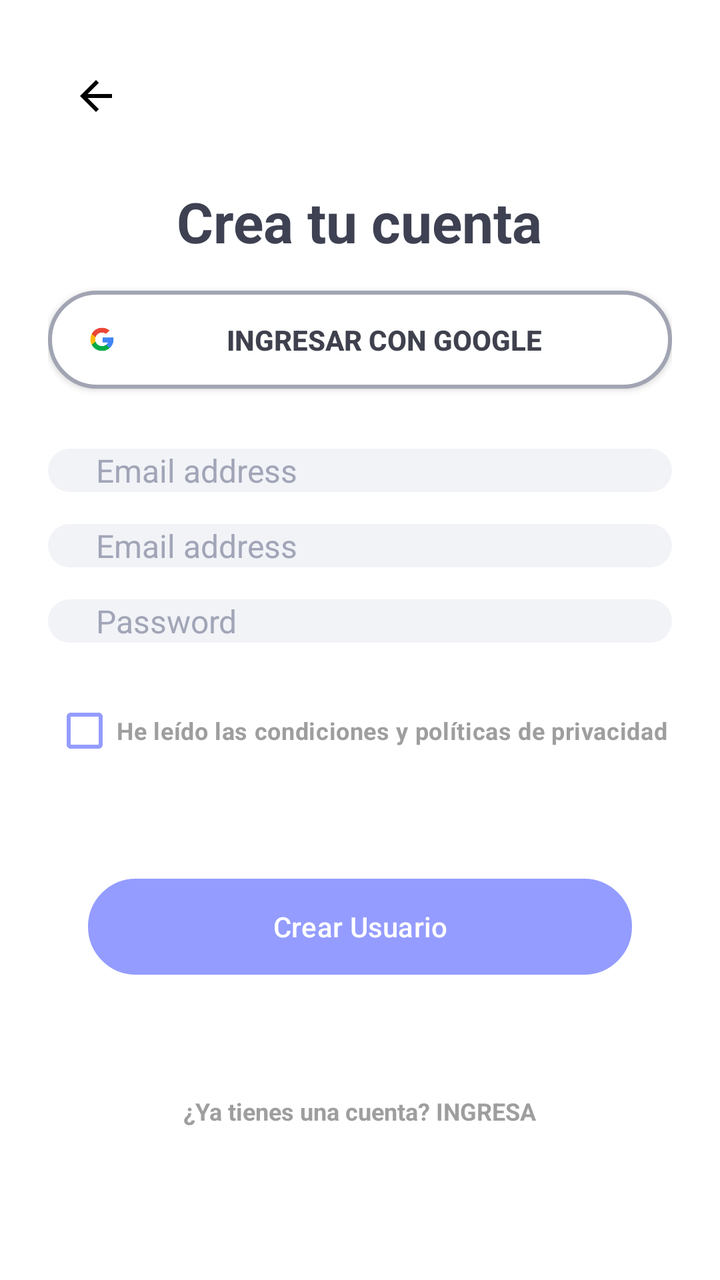
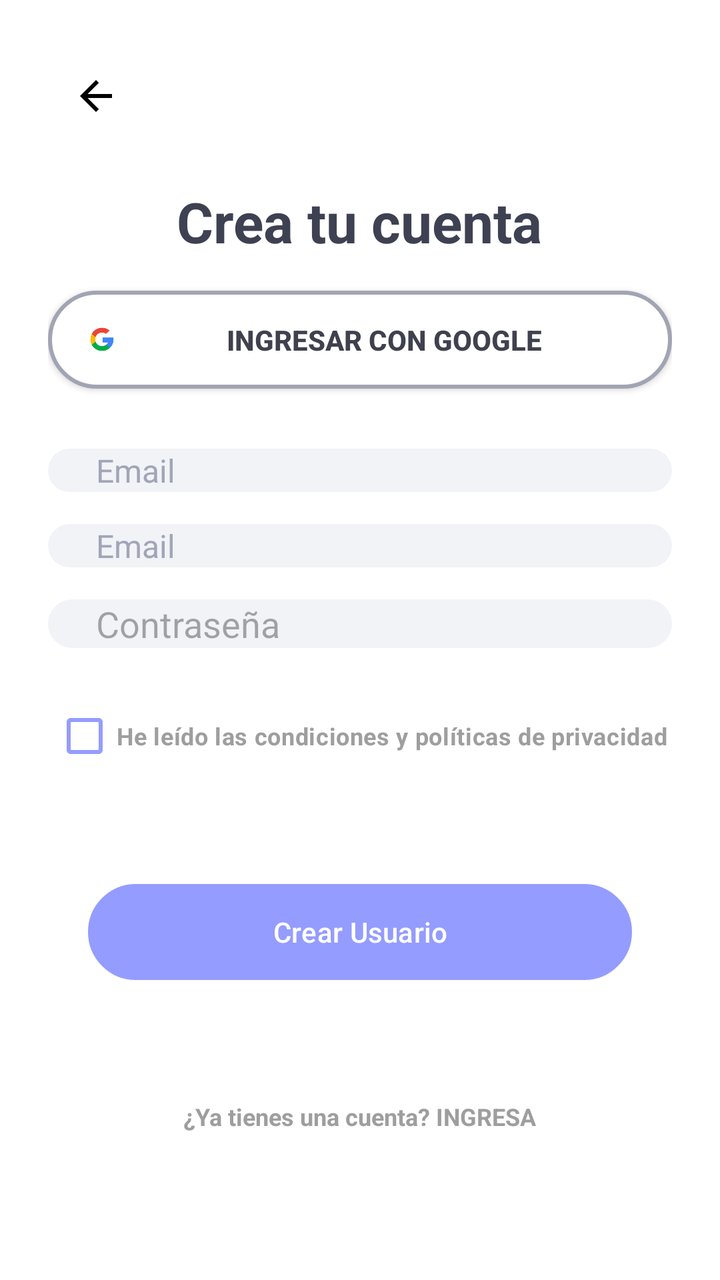

Two renders of the same Android screen: before a commit and after it. Below are the layout's source before the change and the commit's diff.
<!-- AndroidManifest.xml: application theme Theme.ClubDeportivoDAM -->
<!-- res/layout/activity_create_account.xml -->
<?xml version="1.0" encoding="utf-8"?>
<LinearLayout
    xmlns:android="http://schemas.android.com/apk/res/android"
    android:layout_width="match_parent"
    android:layout_height="match_parent"
    android:orientation="vertical"
    android:gravity="center_horizontal"
    android:padding="24dp"
    android:background="#FFFFFF">

    <ImageButton
        android:id="@+id/btnBack"
        android:layout_width="48dp"
        android:layout_height="48dp"
        android:layout_gravity="start"
        android:background="?attr/selectableItemBackgroundBorderless"
        android:src="@drawable/ic_arrow_back" />

    <TextView
        android:layout_width="wrap_content"
        android:layout_height="wrap_content"
        android:layout_marginTop="20dp"
        android:text="Crea tu cuenta"
        android:textColor="#3E4152"
        android:textSize="28sp"
        android:textStyle="bold" />

    <include
        android:id="@+id/btnGoogle"
        layout="@layout/view_boton_ingreso_google"
        android:layout_width="match_parent"
        android:layout_height="wrap_content"
        android:layout_marginTop="16dp"
        android:layout_marginBottom="30dp"/>

    <include
        android:id="@+id/etEmail1"
        layout="@drawable/input_espacio"
        android:layout_width="match_parent"
        android:layout_height="wrap_content" />

    <include
        android:id="@+id/etEmail2"
        layout="@drawable/input_espacio"
        android:layout_width="match_parent"
        android:layout_height="wrap_content"
        android:layout_marginTop="16dp"/>

    <include
        android:id="@+id/etPassword"
        layout="@drawable/input_espacio_p"
        android:layout_width="match_parent"
        android:layout_height="wrap_content"
        android:layout_marginTop="16dp" />

    <CheckBox
        android:id="@+id/checkPoliticas"
        android:layout_width="wrap_content"
        android:layout_height="wrap_content"
        android:layout_marginVertical="20dp"
        android:text="He leído las condiciones y políticas de privacidad"
        android:textColor="#9E9E9E"
        android:textSize="12sp"
        android:textStyle="bold"
        android:buttonTint="#949CFF" />

    <include
        android:id="@+id/btnLogin"
        layout="@layout/view_boton_crear_cuenta"
        android:layout_width="match_parent"
        android:layout_height="wrap_content"
        android:layout_marginHorizontal="20dp"
        android:layout_marginVertical="30dp"/>

    <TextView
        android:layout_width="wrap_content"
        android:layout_height="wrap_content"
        android:layout_marginVertical="30dp"
        android:text="¿Ya tienes una cuenta? INGRESA"
        android:textColor="#9E9E9E"
        android:textSize="12sp"
        android:textStyle="bold" />

</LinearLayout>
<!-- res/layout/view_boton_ingreso_google.xml (included above) -->
<androidx.appcompat.widget.AppCompatButton
    xmlns:android="http://schemas.android.com/apk/res/android"

android:id="@+id/btnInternalSocial"
android:layout_width="match_parent"
android:layout_height="60dp"
android:background="@drawable/boton_redondeado"
android:drawableStart="@drawable/google_redimension"
android:drawablePadding="10dp"
android:paddingHorizontal="20dp"
    android:paddingVertical="15dp"
android:text="INGRESAR CON GOOGLE"
android:textAllCaps="true"
android:textColor="#3F414E"
android:textSize="14sp"
android:textStyle="bold"
    />
<!-- res/layout/view_boton_crear_cuenta.xml (included above) -->
<?xml version="1.0" encoding="utf-8"?>
<Button xmlns:android="http://schemas.android.com/apk/res/android"
    xmlns:app="http://schemas.android.com/apk/res-auto"
    android:id="@+id/btnIngreso"
    android:background="@drawable/boton_redondeado"
    android:layout_width="match_parent"
    android:layout_height="60dp"
    android:backgroundTint="#949CFF"
    android:text="Crear Usuario"
    android:textColor="#FFFFFF"
    app:cornerRadius="30dp" />
<!-- resources referenced by this layout -->
<resources>
  <!-- drawable boton_redondeado (drawable) -->
  <shape xmlns:android="http://schemas.android.com/apk/res/android">
      <solid android:color="#FFFFFF" />
  
      <stroke
          android:width="2dp"
          android:color="#A1A4B2" /> <corners android:radius="30dp" />
  </shape>
  <!-- drawable google_redimension (drawable) -->
  <?xml version="1.0" encoding="utf-8"?>
  <layer-list xmlns:android="http://schemas.android.com/apk/res/android">
      <item
          android:drawable="@drawable/google_logo"
          android:width="14dp"
          android:height="14dp" />
  </layer-list>
  <!-- drawable ic_arrow_back (drawable) -->
  <vector xmlns:android="http://schemas.android.com/apk/res/android" android:autoMirrored="true" android:height="24dp" android:tint="#000000" android:viewportHeight="960" android:viewportWidth="960" android:width="24dp">
        
      <path android:fillColor="@android:color/white" android:pathData="M313,520L537,744L480,800L160,480L480,160L537,216L313,440L800,440L800,520L313,520Z"/>
      
  </vector>
  <!-- drawable input_espacio (drawable) -->
  <?xml version="1.0" encoding="utf-8"?>
  <EditText
      xmlns:android="http://schemas.android.com/apk/res/android"
      android:id="@+id/etEmail"
      android:layout_width="match_parent"
      android:layout_height="60dp"
      android:layout_marginHorizontal="20dp"
      android:layout_marginTop="10dp"
      android:layout_marginBottom="10dp"
  
      android:background="@drawable/input_field"
  
      android:paddingHorizontal="24dp"
      android:hint="Email address"
      android:textColorHint="#A1A5B7"
      android:textColor="#3E4152"
      android:textSize="16sp"
  
      android:inputType="textEmailAddress"
      android:maxLines="2"
      android:singleLine="true" />
  <!-- drawable input_espacio_p (drawable) -->
  <?xml version="1.0" encoding="utf-8"?>
  <EditText
      xmlns:android="http://schemas.android.com/apk/res/android"
      android:id="@+id/etEmail"
      android:layout_width="match_parent"
      android:layout_height="60dp"
      android:layout_marginHorizontal="20dp"
      android:layout_marginTop="10dp"
      android:layout_marginBottom="10dp"
  
      android:background="@drawable/input_field"
  
      android:paddingHorizontal="24dp"
      android:hint="Password"
      android:textColorHint="#A1A5B7"
      android:textColor="#3E4152"
      android:textSize="16sp"
  
      android:inputType="textEmailAddress"
      android:maxLines="2"
      android:singleLine="true" />
  <style name="Theme.ClubDeportivoDAM" parent="Base.Theme.ClubDeportivoDAM" />
  <!-- drawable google_logo: webp bitmap (drawable, 4086 bytes) -->
  <!-- drawable input_field (drawable) -->
  <?xml version="1.0" encoding="utf-8"?>
  <shape xmlns:android="http://schemas.android.com/apk/res/android">
      <solid android:color="#F2F3F7" /> <corners android:radius="30dp" />
  </shape>
  <style name="Base.Theme.ClubDeportivoDAM" parent="Theme.Material3.DayNight.NoActionBar">
          
          
      </style>
</resources>

<!-- the commit's change to res/layout/activity_create_account.xml (unified diff, before → after) -->
@@ -35,20 +35,20 @@
 
     <include
         android:id="@+id/etEmail1"
-        layout="@drawable/input_espacio"
+        layout="@layout/input_espacio"
         android:layout_width="match_parent"
         android:layout_height="wrap_content" />
 
     <include
         android:id="@+id/etEmail2"
-        layout="@drawable/input_espacio"
+        layout="@layout/input_espacio"
         android:layout_width="match_parent"
         android:layout_height="wrap_content"
         android:layout_marginTop="16dp"/>
 
     <include
         android:id="@+id/etPassword"
-        layout="@drawable/input_espacio_p"
+        layout="@layout/input_espacio_p"
         android:layout_width="match_parent"
         android:layout_height="wrap_content"
         android:layout_marginTop="16dp" />
@@ -100,6 +100,37 @@ android:textColor="#3F414E"
 android:textSize="14sp"
 android:textStyle="bold"
     />
+<!-- res/layout/input_espacio.xml (included above) -->
+<?xml version="1.0" encoding="utf-8"?>
+<EditText
+    xmlns:android="http://schemas.android.com/apk/res/android"
+    android:id="@+id/etEmailReal"
+    android:layout_width="match_parent"
+    android:layout_height="60dp"
+    android:layout_marginHorizontal="20dp"
+    android:layout_marginTop="10dp"
+    android:layout_marginBottom="10dp"
+    android:background="@drawable/input_field"
+    android:paddingHorizontal="24dp"
+    android:hint="Email"
+    android:textColorHint="#A1A5B7"
+    android:textColor="#3E4152"
+    android:textSize="16sp"
+    android:inputType="textEmailAddress"
+    android:maxLines="1"
+    android:singleLine="true" />
+<!-- res/layout/input_espacio_p.xml (included above) -->
+<?xml version="1.0" encoding="utf-8"?>
+<EditText
+    xmlns:android="http://schemas.android.com/apk/res/android"
+    android:id="@+id/etPassReal"
+    android:layout_width="match_parent"
+    android:layout_height="60dp"
+    android:background="@drawable/input_field"
+    android:hint="Contraseña"
+    android:inputType="textPassword"
+    android:singleLine="true"
+    android:paddingHorizontal="24dp" />
 <!-- res/layout/view_boton_crear_cuenta.xml (included above) -->
 <?xml version="1.0" encoding="utf-8"?>
 <Button xmlns:android="http://schemas.android.com/apk/res/android"
<!-- resource entries referenced after the edit -->
@@ -22,50 +22,6 @@
       <path android:fillColor="@android:color/white" android:pathData="M313,520L537,744L480,800L160,480L480,160L537,216L313,440L800,440L800,520L313,520Z"/>
       
   </vector>
-  <!-- drawable input_espacio (drawable) -->
-  <?xml version="1.0" encoding="utf-8"?>
-  <EditText
-      xmlns:android="http://schemas.android.com/apk/res/android"
-      android:id="@+id/etEmail"
-      android:layout_width="match_parent"
-      android:layout_height="60dp"
-      android:layout_marginHorizontal="20dp"
-      android:layout_marginTop="10dp"
-      android:layout_marginBottom="10dp"
-  
-      android:background="@drawable/input_field"
-  
-      android:paddingHorizontal="24dp"
-      android:hint="Email address"
-      android:textColorHint="#A1A5B7"
-      android:textColor="#3E4152"
-      android:textSize="16sp"
-  
-      android:inputType="textEmailAddress"
-      android:maxLines="2"
-      android:singleLine="true" />
-  <!-- drawable input_espacio_p (drawable) -->
-  <?xml version="1.0" encoding="utf-8"?>
-  <EditText
-      xmlns:android="http://schemas.android.com/apk/res/android"
-      android:id="@+id/etEmail"
-      android:layout_width="match_parent"
-      android:layout_height="60dp"
-      android:layout_marginHorizontal="20dp"
-      android:layout_marginTop="10dp"
-      android:layout_marginBottom="10dp"
-  
-      android:background="@drawable/input_field"
-  
-      android:paddingHorizontal="24dp"
-      android:hint="Password"
-      android:textColorHint="#A1A5B7"
-      android:textColor="#3E4152"
-      android:textSize="16sp"
-  
-      android:inputType="textEmailAddress"
-      android:maxLines="2"
-      android:singleLine="true" />
   <style name="Theme.ClubDeportivoDAM" parent="Base.Theme.ClubDeportivoDAM" />
   <!-- drawable google_logo: webp bitmap (drawable, 4086 bytes) -->
   <!-- drawable input_field (drawable) -->
